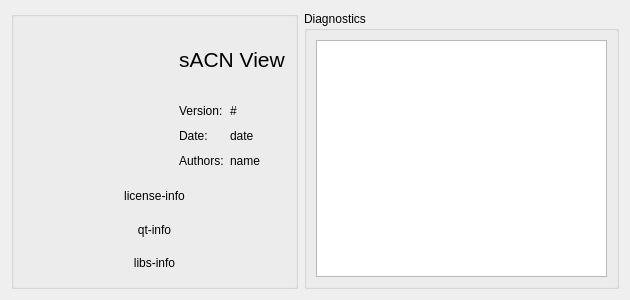
The window that ui/aboutdialog.ui (docsteer/sacnview) describes before a commit, drawn with Qt 5.
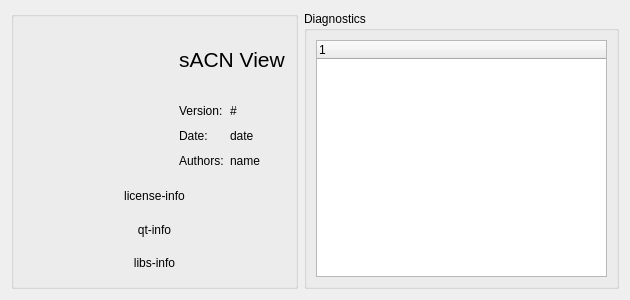
The same window after the commit. Icons and pictures are not drawn.

Commit message:
About window displays sorted treeview of merges
Repalced textbox with tree view to allow more diagnostics (namely bind failures)

What changed in the file:
```diff
--- a/ui/aboutdialog.ui
+++ b/ui/aboutdialog.ui
@@ -284,13 +284,21 @@
      </property>
      <layout class="QHBoxLayout" name="horizontalLayout_2">
       <item>
-       <widget class="QPlainTextEdit" name="teDiag">
+       <widget class="QTreeWidget" name="twDiag">
         <property name="sizePolicy">
          <sizepolicy hsizetype="MinimumExpanding" vsizetype="MinimumExpanding">
           <horstretch>0</horstretch>
           <verstretch>0</verstretch>
          </sizepolicy>
         </property>
+        <property name="columnCount">
+         <number>1</number>
+        </property>
+        <column>
+         <property name="text">
+          <string notr="true">1</string>
+         </property>
+        </column>
        </widget>
       </item>
      </layout>
```
The commit also changes 2 other files.
